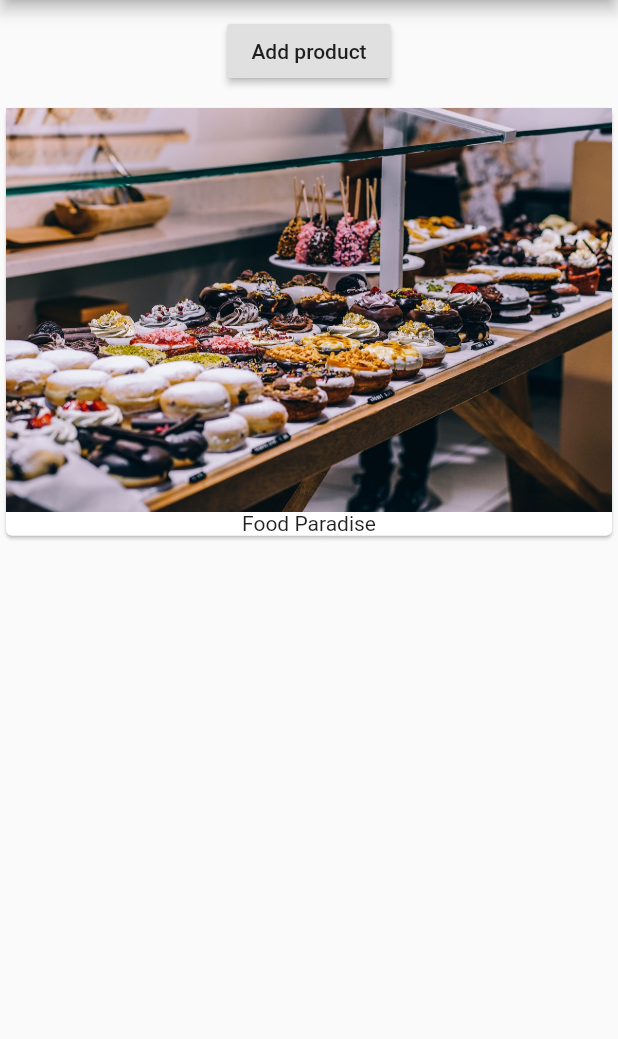
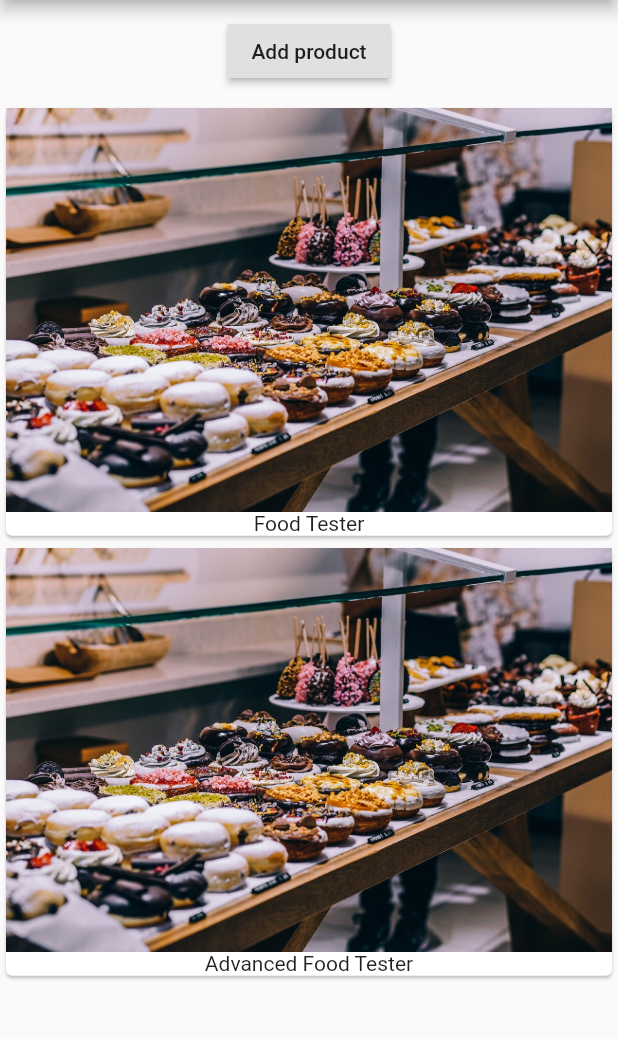
Before and after one commit to BaldurTr/flutter-course, a Flutter app: the screen it shows after launch, after a tap on "Add product", on a phone screen of 412 x 824 dp, the part 84-1123 px from its top. Run offline on Flutter 3.47's test engine with Material 2 defaults, Android fonts, the phone set to English and light mode, and no system bars.

Commit message:
ProductManager now refactored to files

```diff
--- a/lib/main.dart
+++ b/lib/main.dart
@@ -1,8 +1,16 @@
 import 'package:flutter/material.dart';
+import 'package:flutter_course/product_manager.dart';
 
 void main() => runApp(MyApp());
 
-class MyApp extends StatelessWidget {
+class MyApp extends StatefulWidget {
+  @override
+  State<StatefulWidget> createState() {
+    return _MyAppState();
+  }
+}
+
+class _MyAppState extends State<MyApp> {
   @override
   Widget build(BuildContext context) {
     return MaterialApp(
@@ -10,22 +18,6 @@ class MyApp extends StatelessWidget {
             appBar: AppBar(
               title: Text('EasyList'),
             ),
-            body: Column(children: [
-              Container(
-                margin: EdgeInsets.all(10.0),
-                child: RaisedButton(
-                  child: Text('Add product'),
-                  onPressed: () {},
-                ),
-              ),
-              Card(
-                child: Column(
-                  children: <Widget>[
-                    Image.asset('assets/food.jpg'),
-                    Text('Food Paradise')
-                  ],
-                ),
-              )
-            ])));
+            body: ProductManager()));
   }
 }
--- /dev/null
+++ b/lib/product_manager.dart
@@ -0,0 +1,32 @@
+import 'package:flutter/material.dart';
+
+import 'package:flutter_course/products.dart';
+
+class ProductManager extends StatefulWidget {
+  @override
+  State<StatefulWidget> createState() {
+    return _ProductManagerState();
+  }
+}
+
+class _ProductManagerState extends State<ProductManager> {
+  List<String> _products = ['Food Tester'];
+
+  @override
+  Widget build(BuildContext context) {
+    return Column(children: [
+      Container(
+        margin: EdgeInsets.all(10.0),
+        child: RaisedButton(
+          child: Text('Add product'),
+          onPressed: () {
+            setState(() {
+              _products.add('Advanced Food Tester');
+            });
+          },
+        ),
+      ),
+      Products(_products)
+    ]);
+  }
+}
--- /dev/null
+++ b/lib/products.dart
@@ -0,0 +1,22 @@
+import 'package:flutter/material.dart';
+
+class Products extends StatelessWidget {
+  final List<String> products;
+
+  Products(this.products);
+
+  @override
+  Widget build(BuildContext context) {
+    return Column(
+        children: products
+            .map((element) => Card(
+                  child: Column(
+                    children: <Widget>[
+                      Image.asset('assets/food.jpg'),
+                      Text(element)
+                    ],
+                  ),
+                ))
+            .toList());
+  }
+}
```
